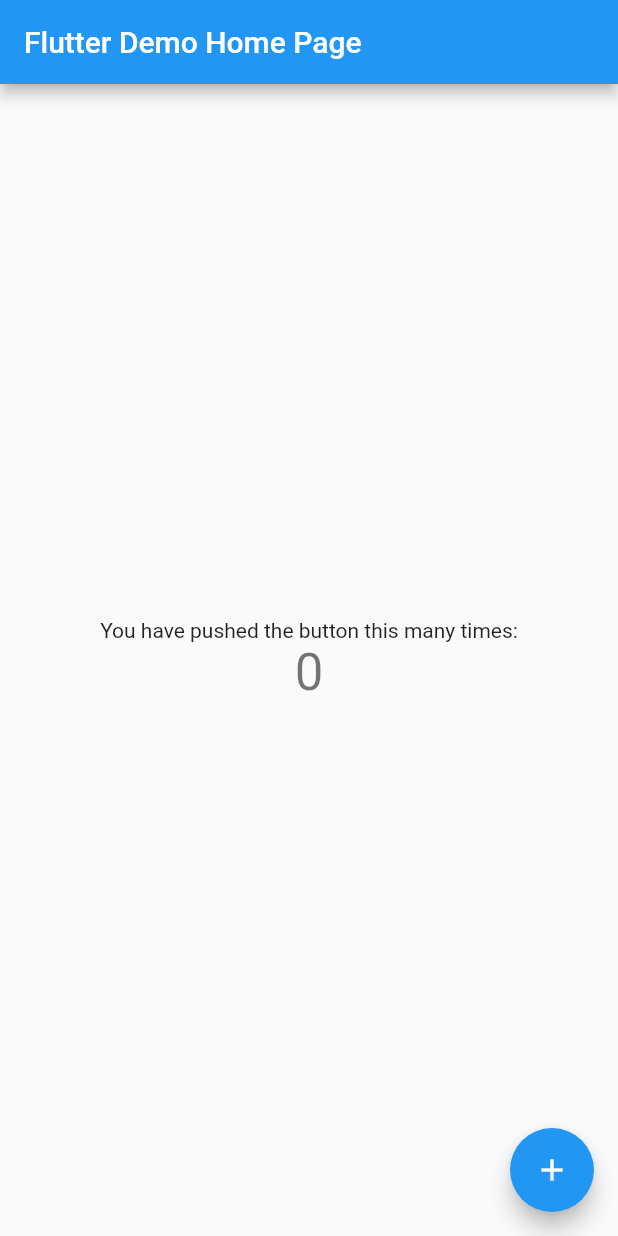
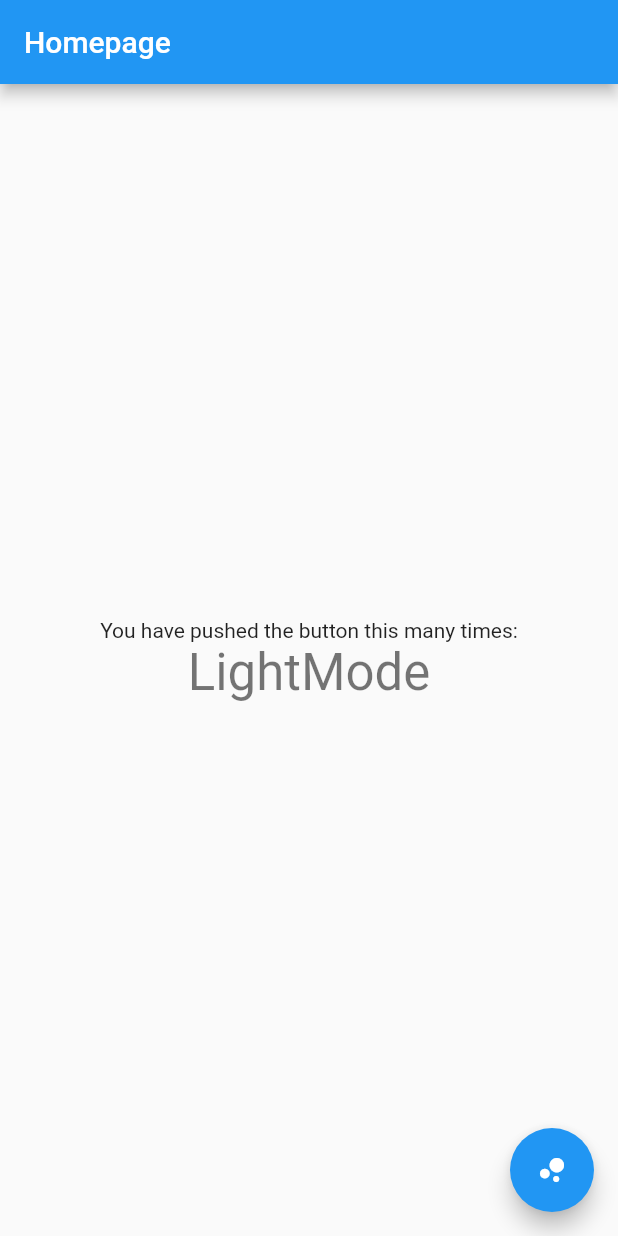
Before and after one commit to fredrickrogath/patowave, a Flutter app: the screen it shows after launch, on a phone screen of 412 x 824 dp. Run offline on Flutter 3.47's test engine with Material 2 defaults, Android fonts, the phone set to English and light mode, and no system bars.

```diff
--- a/lib/main.dart
+++ b/lib/main.dart
@@ -4,112 +4,73 @@ void main() {
   runApp(const MyApp());
 }
 
+final darkNotifier = ValueNotifier<bool>(false);
+
 class MyApp extends StatelessWidget {
   const MyApp({Key? key}) : super(key: key);
-
-  // This widget is the root of your application.
   @override
   Widget build(BuildContext context) {
-    return MaterialApp(
-      title: 'Flutter Demo',
-      theme: ThemeData(
-        // This is the theme of your application.
-        //
-        // Try running your application with "flutter run". You'll see the
-        // application has a blue toolbar. Then, without quitting the app, try
-        // changing the primarySwatch below to Colors.green and then invoke
-        // "hot reload" (press "r" in the console where you ran "flutter run",
-        // or simply save your changes to "hot reload" in a Flutter IDE).
-        // Notice that the counter didn't reset back to zero; the application
-        // is not restarted.
-        primarySwatch: Colors.blue,
-      ),
-      home: const MyHomePage(title: 'Flutter Demo Home Page'),
-    );
+    return ValueListenableBuilder<bool>(
+        valueListenable: darkNotifier,
+        builder: (BuildContext context, bool isDark, Widget? child) {
+          return MaterialApp(
+            title: 'Flutter Demo',
+            themeMode: isDark ? ThemeMode.dark : ThemeMode.light,
+            theme: ThemeData(primaryColor: Colors.blue),
+            darkTheme: ThemeData.dark(),
+            home: const MyHomePage(
+              title: 'Homepage',
+            ),
+          );
+        });
   }
 }
 
 class MyHomePage extends StatefulWidget {
   const MyHomePage({Key? key, required this.title}) : super(key: key);
 
-  // This widget is the home page of your application. It is stateful, meaning
-  // that it has a State object (defined below) that contains fields that affect
-  // how it looks.
-
-  // This class is the configuration for the state. It holds the values (in this
-  // case the title) provided by the parent (in this case the App widget) and
-  // used by the build method of the State. Fields in a Widget subclass are
-  // always marked "final".
-
   final String title;
 
   @override
-  State<MyHomePage> createState() => _MyHomePageState();
+  _MyHomePageState createState() => _MyHomePageState();
 }
 
 class _MyHomePageState extends State<MyHomePage> {
-  int _counter = 0;
-
-  void _incrementCounter() {
-    setState(() {
-      // This call to setState tells the Flutter framework that something has
-      // changed in this State, which causes it to rerun the build method below
-      // so that the display can reflect the updated values. If we changed
-      // _counter without calling setState(), then the build method would not be
-      // called again, and so nothing would appear to happen.
-      _counter++;
-    });
+  @override
+  void dispose() {
+    darkNotifier.dispose();
+    super.dispose();
   }
 
   @override
   Widget build(BuildContext context) {
-    // This method is rerun every time setState is called, for instance as done
-    // by the _incrementCounter method above.
-    //
-    // The Flutter framework has been optimized to make rerunning build methods
-    // fast, so that you can just rebuild anything that needs updating rather
-    // than having to individually change instances of widgets.
+    bool isDark = darkNotifier.value;
     return Scaffold(
       appBar: AppBar(
-        // Here we take the value from the MyHomePage object that was created by
-        // the App.build method, and use it to set our appbar title.
         title: Text(widget.title),
       ),
       body: Center(
-        // Center is a layout widget. It takes a single child and positions it
-        // in the middle of the parent.
         child: Column(
-          // Column is also a layout widget. It takes a list of children and
-          // arranges them vertically. By default, it sizes itself to fit its
-          // children horizontally, and tries to be as tall as its parent.
-          //
-          // Invoke "debug painting" (press "p" in the console, choose the
-          // "Toggle Debug Paint" action from the Flutter Inspector in Android
-          // Studio, or the "Toggle Debug Paint" command in Visual Studio Code)
-          // to see the wireframe for each widget.
-          //
-          // Column has various properties to control how it sizes itself and
-          // how it positions its children. Here we use mainAxisAlignment to
-          // center the children vertically; the main axis here is the vertical
-          // axis because Columns are vertical (the cross axis would be
-          // horizontal).
           mainAxisAlignment: MainAxisAlignment.center,
           children: <Widget>[
             const Text(
               'You have pushed the button this many times:',
             ),
             Text(
-              '$_counter',
+              isDark ? 'DarkMode' : 'LightMode',
               style: Theme.of(context).textTheme.headline4,
             ),
           ],
         ),
       ),
       floatingActionButton: FloatingActionButton(
-        onPressed: _incrementCounter,
+        onPressed: () {
+          isDark = !isDark;
+          darkNotifier.value = isDark;
+        },
         tooltip: 'Increment',
-        child: const Icon(Icons.add),
-      ), // This trailing comma makes auto-formatting nicer for build methods.
+        child: Icon(isDark ? Icons.wb_sunny_outlined : Icons.bubble_chart),
+      ),
     );
   }
 }
```
